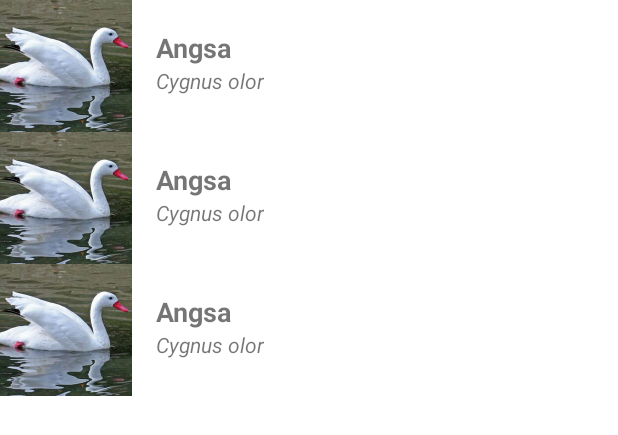
After one commit to D3IF-Cool/4302-galeri-hewan-MuhammadEkaBakhtiar, an Android app: the layout fragment_main.xml on its own in the app's theme, with its tools: preview values and no code run, on a phone screen of 412 x 824 dp. The commit adds this screen. Shown: the top 435 px of the screen. Run offline under Robolectric (Android 15) with nearby library versions, the phone set to English and light mode, and no system bars.

Commit message:
Refactor fitur main ke fragment

```diff
--- a/app/build.gradle
+++ b/app/build.gradle
@@ -43,6 +43,8 @@ dependencies {
     implementation 'androidx.appcompat:appcompat:1.2.0'
     implementation 'com.google.android.material:material:1.3.0'
     implementation 'androidx.constraintlayout:constraintlayout:2.0.4'
+    implementation "androidx.navigation:navigation-fragment-ktx:$nav_version"
+    implementation "androidx.navigation:navigation-ui-ktx:$nav_version"
     testImplementation 'junit:junit:4.+'
     androidTestImplementation 'androidx.test.ext:junit:1.1.2'
     androidTestImplementation 'androidx.test.espresso:espresso-core:3.3.0'
--- a/app/src/main/java/org/d3if4046/galerihewan/Hewan.kt
+++ b/app/src/main/java/org/d3if4046/galerihewan/model/Hewan.kt
@@ -1,4 +1,4 @@
-package org.d3if4046.galerihewan
+package org.d3if4046.galerihewan.model
 
 data class Hewan(
     val nama: String,
--- a/app/src/main/java/org/d3if4046/galerihewan/MainAdapter.kt
+++ b/app/src/main/java/org/d3if4046/galerihewan/ui/main/MainAdapter.kt
@@ -1,8 +1,9 @@
-package org.d3if4046.galerihewan
+package org.d3if4046.galerihewan.ui.main
 
 import android.view.LayoutInflater
 import android.view.ViewGroup
 import androidx.recyclerview.widget.RecyclerView
+import org.d3if4046.galerihewan.model.Hewan
 import org.d3if4046.galerihewan.databinding.ListItemBinding
 
 class MainAdapter(private val data: List<Hewan>):
--- /dev/null
+++ b/app/src/main/res/layout/fragment_main.xml
@@ -0,0 +1,11 @@
+<?xml version="1.0" encoding="utf-8"?>
+<androidx.recyclerview.widget.RecyclerView
+    xmlns:android="http://schemas.android.com/apk/res/android"
+    xmlns:app="http://schemas.android.com/apk/res-auto"
+    xmlns:tools="http://schemas.android.com/tools"
+    android:id="@+id/recyclerView"
+     android:layout_height="match_parent"
+     android:layout_width="match_parent"
+    app:layoutManager="androidx.recyclerview.widget.LinearLayoutManager"
+    tools:context=".MainActivity"
+    tools:listitem="@layout/list_item"/>
--- a/build.gradle
+++ b/build.gradle
@@ -1,6 +1,7 @@
 // Top-level build file where you can add configuration options common to all sub-projects/modules.
 buildscript {
     ext.kotlin_version = "1.4.30"
+    ext.nav_version = "2.3.3"
     repositories {
         google()
         jcenter()
```
Also changed, not shown: app/src/main/java/org/d3if4046/galerihewan/MainActivity.kt (+2 -27 lines), app/src/main/java/org/d3if4046/galerihewan/ui/main/MainFragment.kt (added, +41 -0 lines), app/src/main/res/layout/activity_main.xml (+4 -5 lines).
